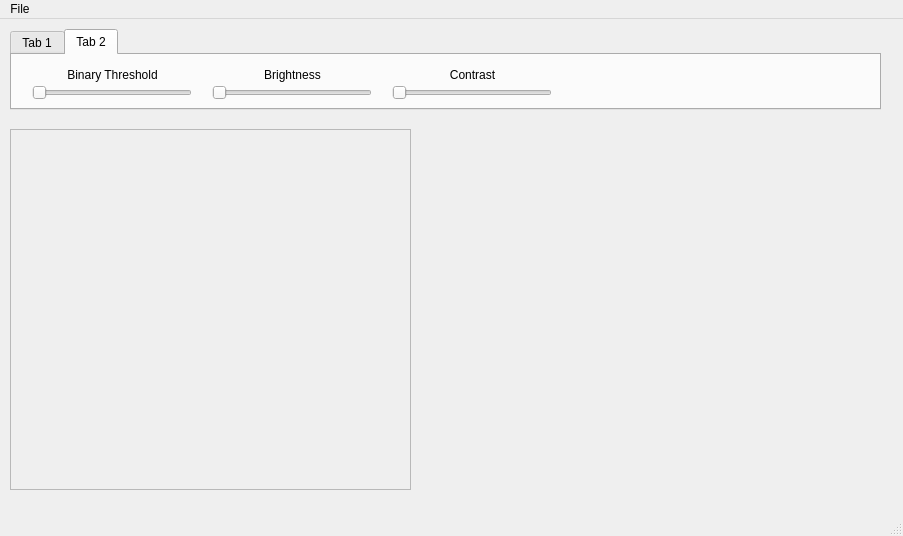
Old version of the form HW02/myui.ui in the repository WesleyCh3n/Img-Processing.
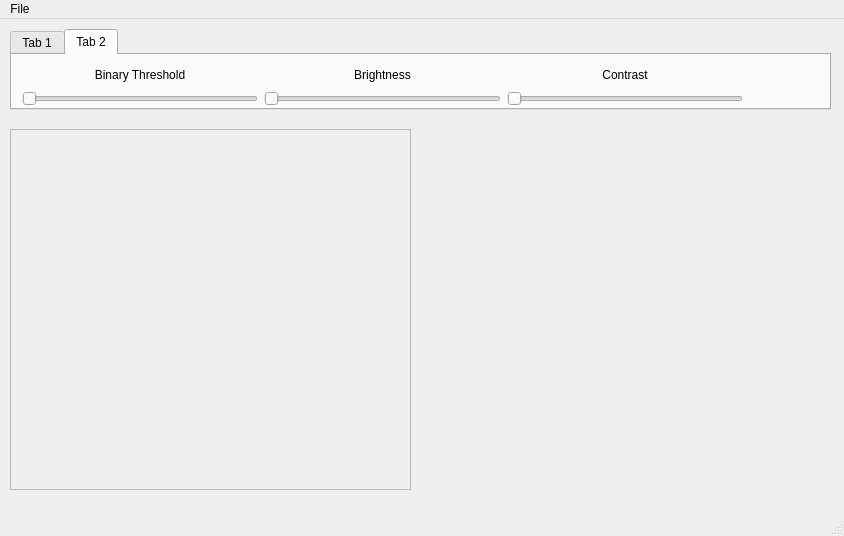
New version of the form. The open tabs and pages were chosen to show the change.

The edit to the form file:
```diff
--- a/HW02/myui.ui
+++ b/HW02/myui.ui
@@ -6,7 +6,7 @@
    <rect>
     <x>0</x>
     <y>0</y>
-    <width>903</width>
+    <width>844</width>
     <height>536</height>
    </rect>
   </property>
@@ -19,7 +19,7 @@
      <rect>
       <x>10</x>
       <y>10</y>
-      <width>871</width>
+      <width>821</width>
       <height>81</height>
      </rect>
     </property>
@@ -100,54 +100,20 @@
      <attribute name="title">
       <string>Tab 2</string>
      </attribute>
-     <widget class="QSlider" name="bSlider">
+     <widget class="QWidget" name="verticalLayoutWidget">
       <property name="geometry">
        <rect>
-        <x>20</x>
-        <y>30</y>
-        <width>160</width>
-        <height>16</height>
+        <x>10</x>
+        <y>10</y>
+        <width>721</width>
+        <height>41</height>
        </rect>
       </property>
-      <property name="orientation">
-       <enum>Qt::Horizontal</enum>
-      </property>
-     </widget>
-     <widget class="QSlider" name="briSlider">
-      <property name="geometry">
-       <rect>
-        <x>200</x>
-        <y>30</y>
-        <width>160</width>
-        <height>16</height>
-       </rect>
-      </property>
-      <property name="orientation">
-       <enum>Qt::Horizontal</enum>
-      </property>
-     </widget>
-     <widget class="QSlider" name="conSlider">
-      <property name="geometry">
-       <rect>
-        <x>380</x>
-        <y>30</y>
-        <width>160</width>
-        <height>16</height>
-       </rect>
-      </property>
-      <property name="orientation">
-       <enum>Qt::Horizontal</enum>
-      </property>
-     </widget>
+      <layout class="QVBoxLayout" name="verticalLayout">
+       <item>
+        <layout class="QHBoxLayout" name="horizontalLayout_3">
+         <item>
      <widget class="QLabel" name="label">
-      <property name="geometry">
-       <rect>
-        <x>40</x>
-        <y>10</y>
-        <width>121</width>
-        <height>20</height>
-       </rect>
-      </property>
       <property name="text">
        <string>Binary Threshold</string>
       </property>
@@ -155,15 +121,9 @@
        <set>Qt::AlignCenter</set>
       </property>
      </widget>
+         </item>
+         <item>
      <widget class="QLabel" name="label_2">
-      <property name="geometry">
-       <rect>
-        <x>220</x>
-        <y>10</y>
-        <width>121</width>
-        <height>20</height>
-       </rect>
-      </property>
       <property name="text">
        <string>Brightness</string>
       </property>
@@ -171,15 +131,9 @@
        <set>Qt::AlignCenter</set>
       </property>
      </widget>
+         </item>
+         <item>
      <widget class="QLabel" name="label_3">
-      <property name="geometry">
-       <rect>
-        <x>400</x>
-        <y>10</y>
-        <width>121</width>
-        <height>20</height>
-       </rect>
-      </property>
       <property name="text">
        <string>Contrast</string>
       </property>
@@ -187,6 +141,36 @@
        <set>Qt::AlignCenter</set>
       </property>
      </widget>
+         </item>
+        </layout>
+       </item>
+       <item>
+        <layout class="QHBoxLayout" name="horizontalLayout_2">
+         <item>
+          <widget class="QSlider" name="bSlider">
+           <property name="orientation">
+            <enum>Qt::Horizontal</enum>
+           </property>
+          </widget>
+         </item>
+         <item>
+          <widget class="QSlider" name="briSlider">
+           <property name="orientation">
+            <enum>Qt::Horizontal</enum>
+           </property>
+          </widget>
+         </item>
+         <item>
+          <widget class="QSlider" name="conSlider">
+           <property name="orientation">
+            <enum>Qt::Horizontal</enum>
+           </property>
+          </widget>
+         </item>
+        </layout>
+       </item>
+      </layout>
+     </widget>
     </widget>
    </widget>
    <widget class="QWidget" name="layoutWidget">
@@ -245,7 +229,7 @@
     <rect>
      <x>0</x>
      <y>0</y>
-     <width>903</width>
+     <width>844</width>
      <height>22</height>
     </rect>
    </property>
```
Left out of the diff: 86 changed lines with no effect on the pictures. Lines whose indentation alone changed are shown as unchanged.
